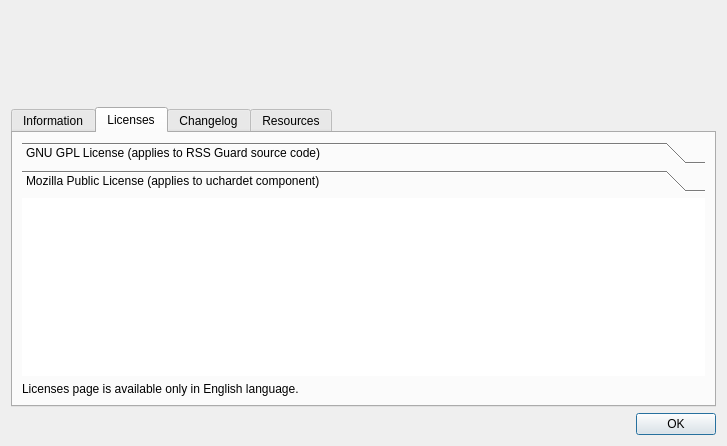
martinrotter/textosaurus, file src/gui/dialogs/formabout.ui: the form before one commit.
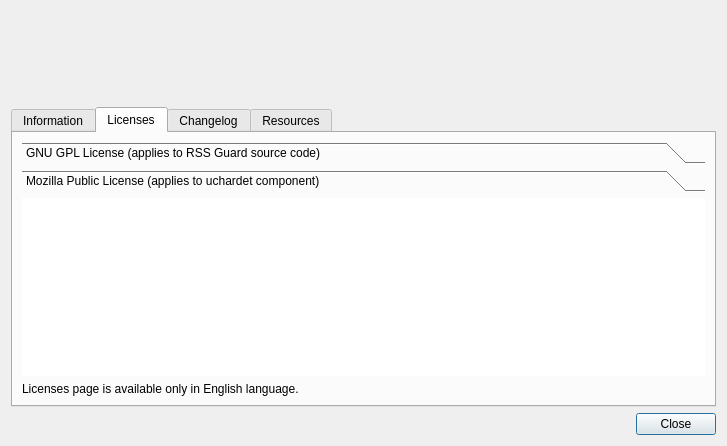
The form after the commit. The open tabs and pages were chosen to show the change.

What changed in the file:
```diff
--- a/src/gui/dialogs/formabout.ui
+++ b/src/gui/dialogs/formabout.ui
@@ -391,7 +391,7 @@
    <item>
     <widget class="QDialogButtonBox" name="m_buttonBox">
      <property name="standardButtons">
-      <set>QDialogButtonBox::Ok</set>
+      <set>QDialogButtonBox::Close</set>
      </property>
     </widget>
    </item>
```
Left out of the diff: 10 changed lines with no effect on the pictures.
